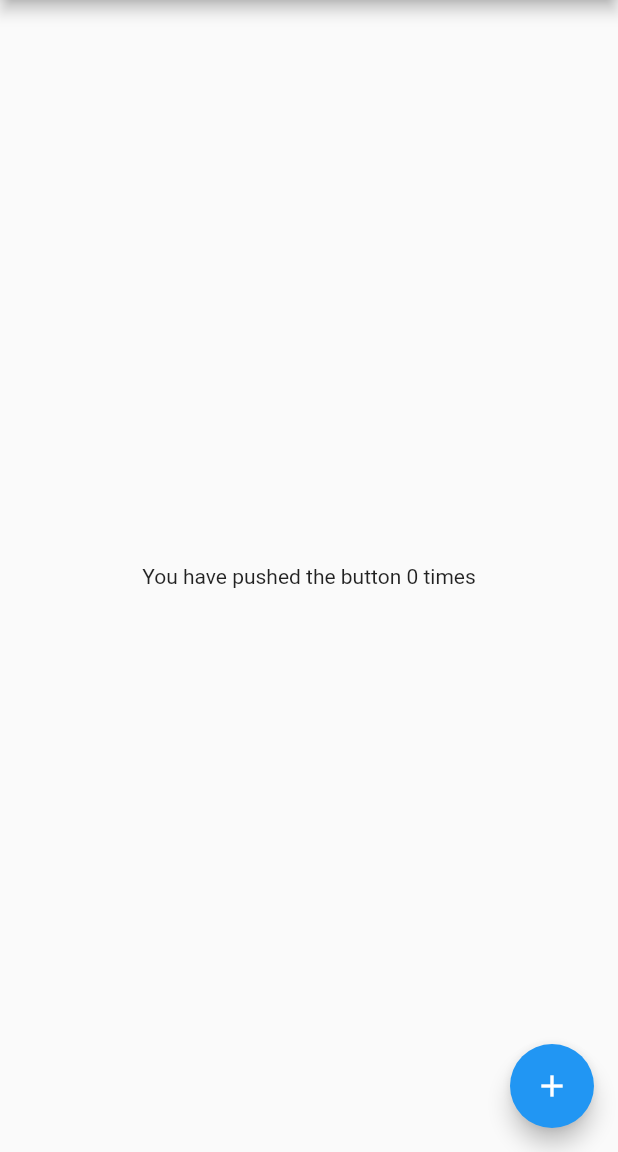
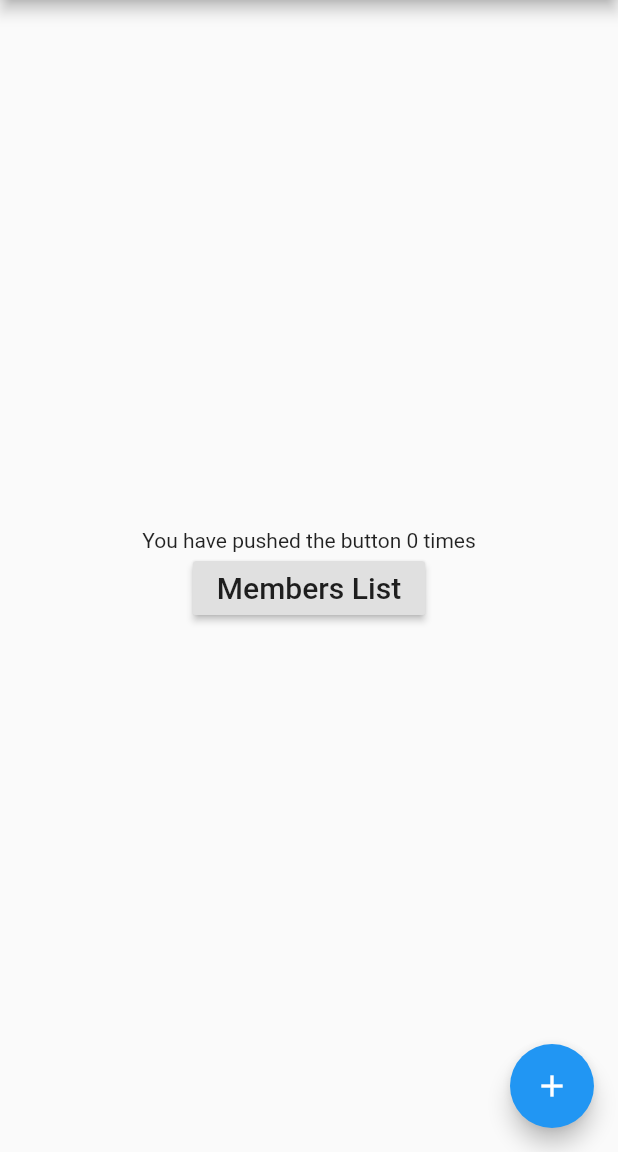
Before and after one commit to igorskh/learn_flutter_1, a Flutter app: the screen it shows after launch, on a phone screen of 412 x 824 dp, the part 84-1236 px from its top. Run offline on Flutter 3.47's test engine with Material 2 defaults, Android fonts, the phone set to English and light mode, and no system bars; our stand-ins replace get_it, rxdart.

Commit message:
add transition to members list

```diff
--- a/lib/counterwidget.dart
+++ b/lib/counterwidget.dart
@@ -3,6 +3,7 @@ import 'package:get_it/get_it.dart';
 
 import 'strings.dart';
 import 'favourites.dart';
+import 'ghflutter.dart';
 
 final GetIt getIt = GetIt.instance;
 
@@ -25,7 +26,17 @@ class CounterWidget extends StatelessWidget {
                     return Text(
                       'You have pushed the button ${snapshot.data} times',
                     );
-                  })
+                  }),
+              RaisedButton(
+                onPressed: () {
+                  Navigator.push(
+                      context, MaterialPageRoute(builder: (context) => GHFlutter()));
+                },
+                child: Text(
+                    'Members List',
+                    style: TextStyle(fontSize: 20)
+                ),
+              ),
             ],
           ),
         ),
```
